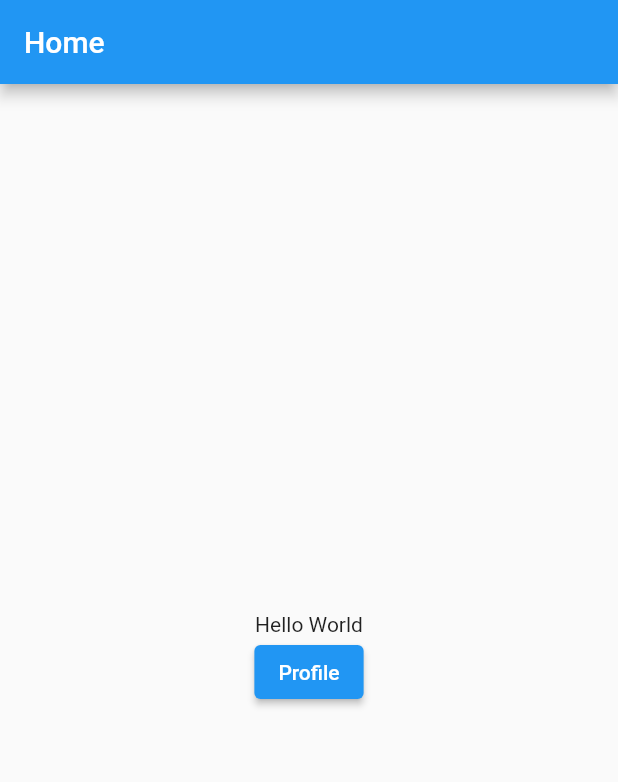
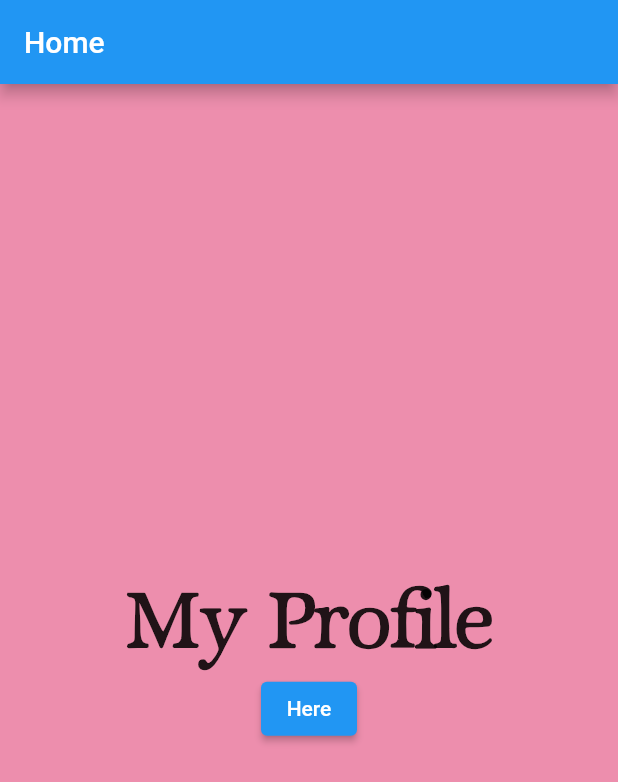
Before and after one commit to Hidayah1317/helloworld, a Flutter app: the screen it shows after launch, on a phone screen of 412 x 824 dp. Shown: the top 782 px of the screen. Run offline on Flutter 3.47's test engine with Material 2 defaults, Android fonts, the phone set to English and light mode, and no system bars; our stand-ins replace animated_splash_screen.

Commit message:
#profile

```diff
--- a/lib/Home.dart
+++ b/lib/Home.dart
@@ -5,6 +5,9 @@ class Home extends StatelessWidget {
   @override
   Widget build(BuildContext context) {
     return MaterialApp(
+      theme: ThemeData(
+        scaffoldBackgroundColor: Color.fromARGB(255, 237, 142, 173),
+      ),
       home: Scaffold(
         appBar: AppBar(
           title: Text("Home"),
@@ -13,13 +16,20 @@ class Home extends StatelessWidget {
           child: Column(
             mainAxisAlignment: MainAxisAlignment.center,
             children: [
-              Text("Hello World"),
+              Text(
+                "My Profile",
+                style: TextStyle(
+                  fontSize: 50,
+                  fontWeight: FontWeight.bold,
+                  fontFamily: "Font2",
+                ),
+              ),
               ElevatedButton(
                 onPressed: () {
                   Navigator.push(context,
                       MaterialPageRoute(builder: (context) => ProfilePageUI()));
                 },
-                child: Text("Profile"))
+                child: Text("Here"))
             ]
           ),
         ),
```
